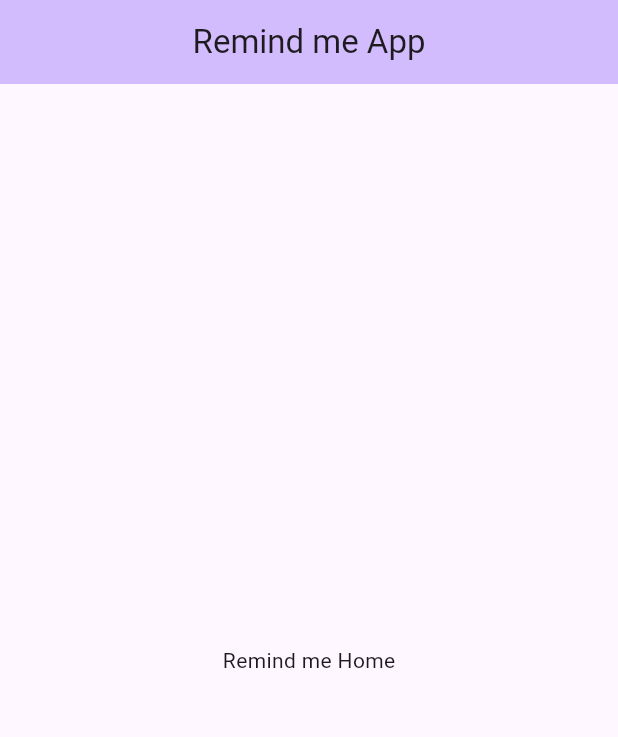
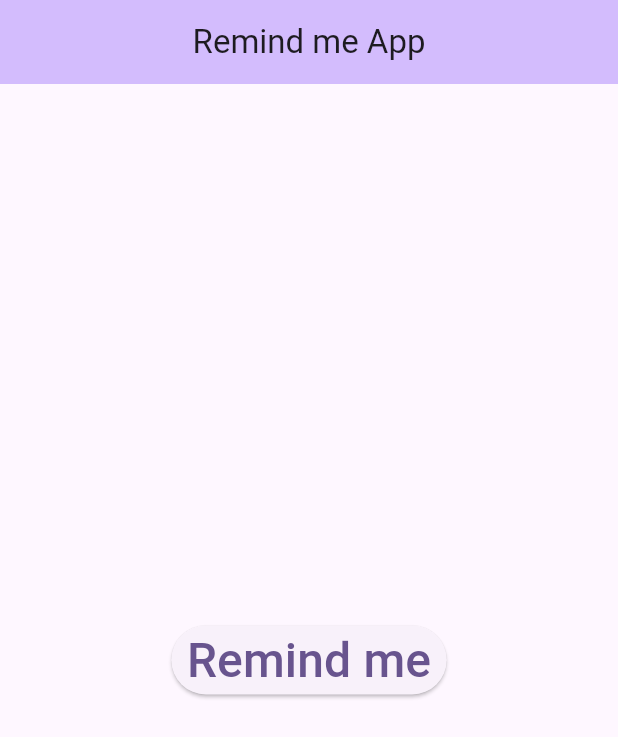
Before and after one commit to sssloba/remind_me, a Flutter app: the screen it shows after launch, on a phone screen of 412 x 824 dp. Shown: the top 737 px of the screen. Run offline on Flutter 3.47's test engine with Material 3 defaults, Android fonts, the phone set to English and light mode, and no system bars.

Commit message:
remind-me-button

```diff
--- a/lib/main.dart
+++ b/lib/main.dart
@@ -14,6 +14,10 @@ class MyApp extends StatelessWidget {
       title: 'Remind me App',
       theme: ThemeData(
         colorScheme: ColorScheme.fromSeed(seedColor: Colors.deepPurple),
+        textTheme: const TextTheme(
+          /// [labelLarge] style for Button's text
+          labelLarge: TextStyle(fontSize: 32),
+        ),
         useMaterial3: true,
       ),
       home: const MyHomePage(),
@@ -34,9 +38,12 @@ class MyHomePage extends StatelessWidget {
         title: const Text('Remind me App'),
         centerTitle: true,
       ),
-      body: const Center(
-        child: Text(
-          'Remind me Home',
+      body: Center(
+        child: ElevatedButton(
+          onPressed: () {},
+          child: const Text(
+            'Remind me',
+          ),
         ),
       ),
     );
```
